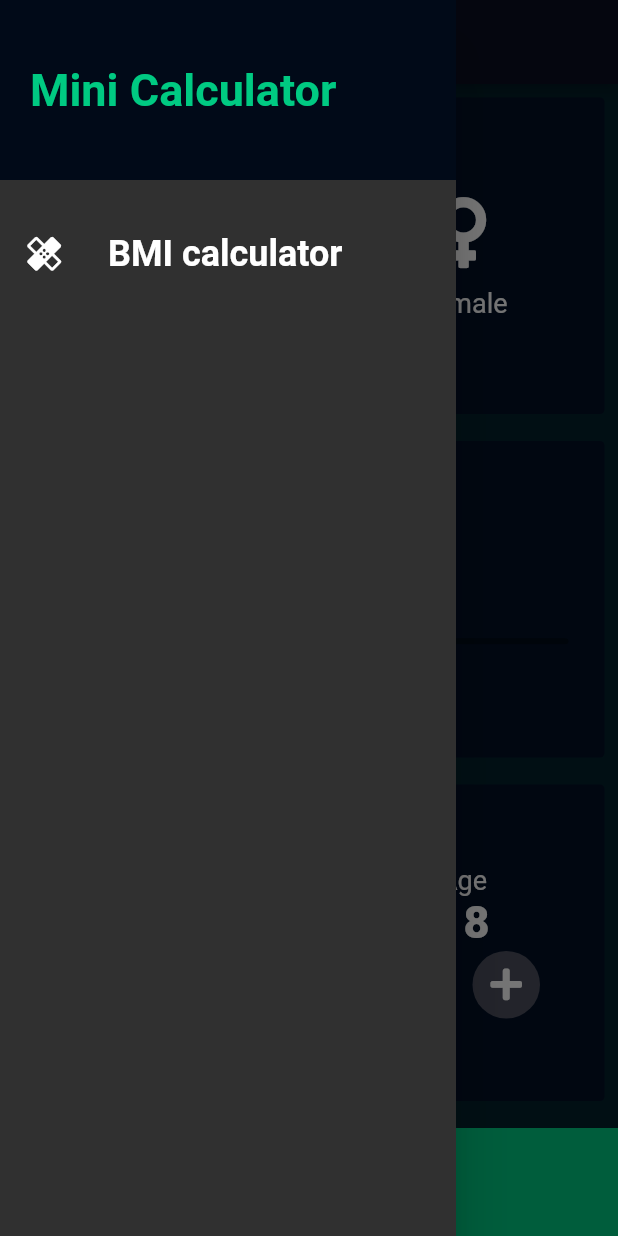
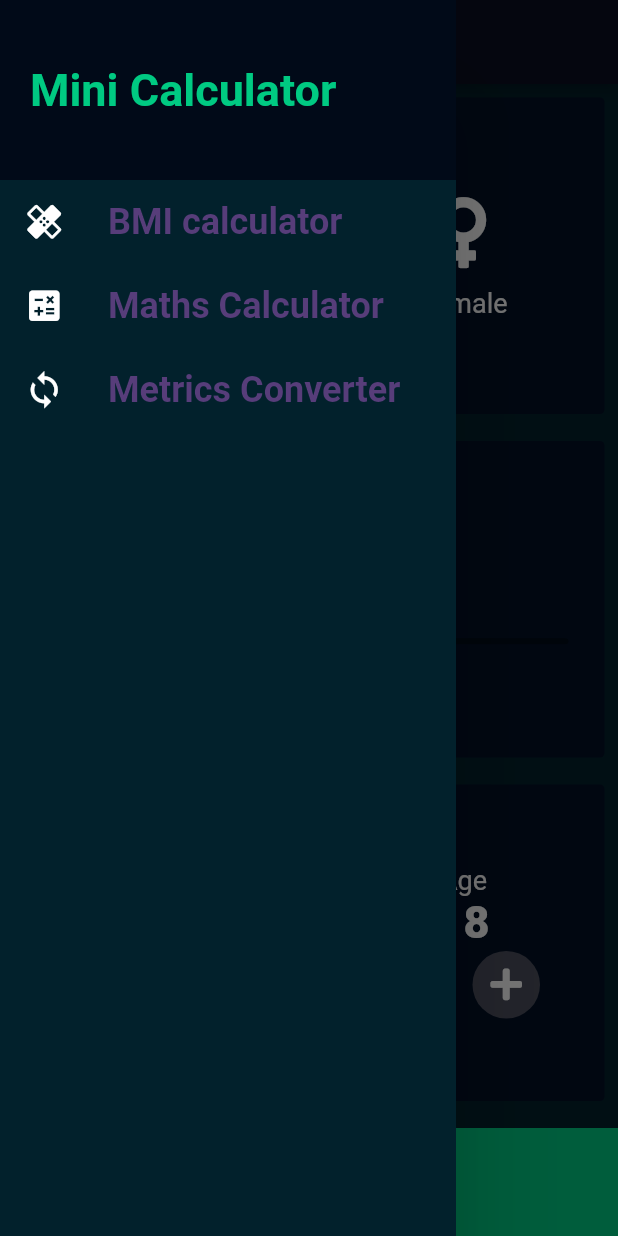
Before and after one commit to utviklerToni/BMI-app, a Flutter app: the screen it shows after launch, with the side drawer open, on a phone screen of 412 x 824 dp. Run offline on Flutter 3.47's test engine with Material 2 defaults, Android fonts, the phone set to English and light mode, and no system bars; our stand-ins replace font_awesome_flutter.

Commit message:
calculator & metrics screen added

```diff
--- a/lib/constant/my_custom_constants.dart
+++ b/lib/constant/my_custom_constants.dart
@@ -7,6 +7,7 @@ const kInactiveCardColor = Color(0xFF021026);
 const kBottomContainerColor = Color(0xFF00CA82);
 const kTextColor = Color(0xFF0A0E21);
 const kReCalculateButton = Color(0xFF573D7A);
+const kCanvasColor = Color(0xFF021026);
 
 const kLabelTextStyle = TextStyle(fontSize: 18);
 const kIconSize = 54.0;
--- a/lib/main.dart
+++ b/lib/main.dart
@@ -1,4 +1,8 @@
+import 'package:bmi_app/screens/metrics_screen.dart';
 import 'package:flutter/material.dart';
+
+import './screens/calculator_screen.dart';
+// import './constant/my_custom_constants.dart';
 
 import 'input_page.dart';
 
@@ -12,10 +16,14 @@ class BMIApp extends StatelessWidget {
     return MaterialApp(
         debugShowCheckedModeBanner: false,
         theme: ThemeData.dark().copyWith(
+          canvasColor: Color(0xFF02212C),
           primaryColor: Color(0xFF0A0E21),
           scaffoldBackgroundColor: Color(0xFF02212C),
         ),
         home: InputPage(),
-    );
+        routes: {
+          CalculatorScreen.routeName: (ctx) => CalculatorScreen(),
+          MetricsConverter.routeName: (ctx) => MetricsConverter(),
+        });
   }
 }
--- /dev/null
+++ b/lib/screens/calculator_screen.dart
@@ -0,0 +1,17 @@
+// import 'package:bmi_app/widgets/menu_drawer.dart';
+import 'package:flutter/material.dart';
+
+class CalculatorScreen extends StatelessWidget {
+  static const routeName = '/maths-calculator';
+
+  @override
+  Widget build(BuildContext context) {
+    return Scaffold(
+      // drawer: MenuDrawer(),
+      appBar: AppBar(
+        title: Text('Maths calculator'),
+      ),
+      body: Text('maths calculator coming soon'),
+    );
+  }
+}
--- /dev/null
+++ b/lib/screens/metrics_screen.dart
@@ -0,0 +1,16 @@
+import 'package:flutter/material.dart';
+
+class MetricsConverter extends StatelessWidget {
+  static const routeName = '/metrics-converter';
+
+  @override
+  Widget build(BuildContext context) {
+    return Scaffold(
+      // drawer: MenuDrawer(),
+      appBar: AppBar(
+        title: Text('Metrics converter'),
+      ),
+      body: Text('converter coming soon'),
+    );
+  }
+}
--- a/lib/widgets/menu_drawer.dart
+++ b/lib/widgets/menu_drawer.dart
@@ -1,3 +1,5 @@
+import 'package:bmi_app/screens/calculator_screen.dart';
+import 'package:bmi_app/screens/metrics_screen.dart';
 import 'package:flutter/material.dart';
 
 import '../constant/my_custom_constants.dart';
@@ -12,6 +14,7 @@ class MenuDrawer extends StatelessWidget {
       title: Text(
         title,
         style: TextStyle(
+            color: Color(0xFF573D7A),
             // fontFamily: 'RobotoCondensed',
             fontSize: 24,
             fontWeight: FontWeight.bold),
@@ -23,6 +26,7 @@ class MenuDrawer extends StatelessWidget {
   @override
   Widget build(BuildContext context) {
     return Drawer(
+      elevation: 32,
       child: Column(
         children: [
           Container(
@@ -40,12 +44,36 @@ class MenuDrawer extends StatelessWidget {
               ),
             ),
           ),
-          SizedBox(
-            height: 21,
-          ),
           buildListTile('BMI calculator', Icons.healing, () {
             Navigator.of(context).pushReplacementNamed('/');
           }),
+          // buildListTile('calculator', Icons.calculate, () {
+          //   Navigator.of(context).pushReplacementNamed('/maths-calculator');
+          // }),
+          buildListTile(
+            'Maths Calculator',
+            Icons.calculate,
+            () {
+              Navigator.push(
+                context,
+                MaterialPageRoute(
+                  builder: (context) => CalculatorScreen(),
+                ),
+              );
+            },
+          ),
+          buildListTile(
+            'Metrics Converter',
+            Icons.sync,
+            () {
+              Navigator.push(
+                context,
+                MaterialPageRoute(
+                  builder: (context) => MetricsConverter(),
+                ),
+              );
+            },
+          ),
         ],
       ),
     );
```
Also changed, not shown: lib/screens/result_page.dart (+4 -3 lines). Lines whose indentation alone changed are shown as unchanged.
